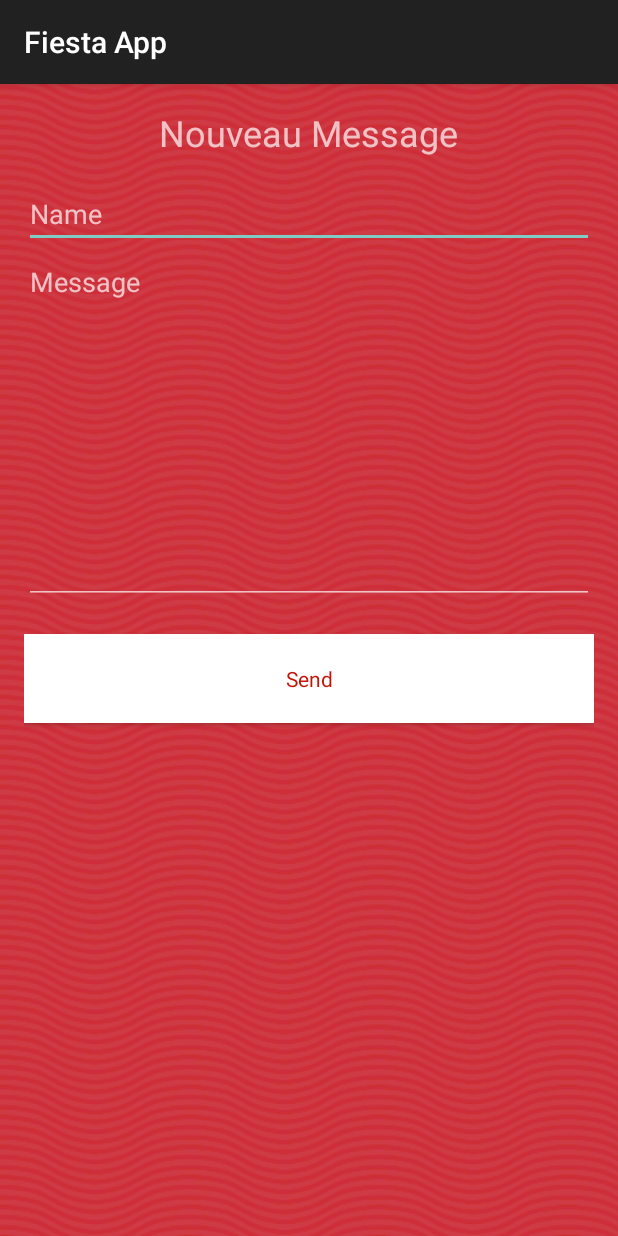
After one commit to benthieu/fiesta, an Android app: the CommunicationActivity screen opened directly, with no data from a screen before it, on a phone screen of 412 x 824 dp. The commit adds this screen. Run offline under Robolectric (Android 15) with nearby library versions, the phone set to English and light mode, and no system bars; libraries missing offline, so code that uses them is left out: fiesta.hevs.ch.

Commit message:
fiesta: - communication

```diff
--- /dev/null
+++ b/app/src/main/java/fiesta/hevs/ch/myapplication/CommunicationActivity.java
@@ -0,0 +1,87 @@
+package fiesta.hevs.ch.myapplication;
+
+import android.app.Activity;
+import android.app.ProgressDialog;
+import android.content.Intent;
+import android.os.Bundle;
+import android.support.v7.app.AppCompatActivity;
+import android.util.Log;
+import android.view.View;
+import android.widget.Button;
+import android.widget.EditText;
+
+import java.util.List;
+
+import fiesta.hevs.ch.backend.communicationApi.model.Communication;
+
+public class CommunicationActivity extends AppCompatActivity implements ConversationListEndPointsInterface {
+    private ProgressDialog mDialog;
+    private EditText communication_name;
+    private EditText communication_message;
+    private Button send_communication;
+    private String device_id_from;
+    private String device_id_to;
+    private Long festival_transport_id;
+    @Override
+    protected void onCreate(Bundle savedInstanceState) {
+        super.onCreate(savedInstanceState);
+        setContentView(R.layout.activity_communication);
+
+        Intent myIntent = getIntent(); // gets the previously created intent
+
+        communication_name = (EditText) findViewById(R.id.communication_name);
+        communication_message = (EditText) findViewById(R.id.communication_message);
+        send_communication = (Button) findViewById(R.id.send_communication);
+
+        device_id_from = myIntent.getStringExtra("device_id_from");
+        device_id_to = myIntent.getStringExtra("device_id_to");
+        Log.d("device_id_from", device_id_from);
+        Log.d("device_id_to", device_id_to);
+        festival_transport_id = myIntent.getLongExtra("transport_id", 0);
+
+        send_communication.setOnClickListener(new View.OnClickListener() {
+            @Override
+            public void onClick(View v) {
+
+
+                mDialog = new ProgressDialog(CommunicationActivity.this);
+                mDialog.setMessage("Sending...");
+                mDialog.setCancelable(false);
+                mDialog.show();
+
+                Communication new_com = new Communication();
+                new_com.setFestivalTransportId(festival_transport_id);
+                new_com.setDeviceIdFrom(device_id_from);
+                new_com.setDeviceIdTo(device_id_to);
+                new_com.setName(communication_name.getText().toString());
+                new_com.setMessage(communication_message.getText().toString());
+
+                ConversationListEndPointsAsyncTask cLAT = new ConversationListEndPointsAsyncTask(CommunicationActivity.this);
+                cLAT.setType(CommunicationActivity.INSERT);
+                cLAT.setTempCommunication(new_com);
+                cLAT.execute();
+            }
+        });
+
+
+
+
+    }
+
+    @Override
+    public void onDestroy() {
+        super.onDestroy();
+        mDialog.dismiss();
+    }
+
+    @Override
+    public void updateListView(List<Communication> communications) {
+
+    }
+
+    @Override
+    public void insertedCommunication() {
+        mDialog.hide();
+        finish();
+    }
+}
--- a/app/src/main/java/fiesta/hevs/ch/myapplication/ConversationListActivity.java
+++ b/app/src/main/java/fiesta/hevs/ch/myapplication/ConversationListActivity.java
@@ -95,4 +95,8 @@ public class ConversationListActivity extends AppCompatActivity implements Conve
 
         final Context context = this;
     }
+
+    @Override
+    public void insertedCommunication() {
+    }
 }
--- a/app/src/main/java/fiesta/hevs/ch/myapplication/ConversationListEndPointsInterface.java
+++ b/app/src/main/java/fiesta/hevs/ch/myapplication/ConversationListEndPointsInterface.java
@@ -8,5 +8,9 @@ import fiesta.hevs.ch.backend.communicationApi.model.Communication;
  * Created by Pascal on 02.09.2016.
  */
 public interface ConversationListEndPointsInterface {
+    public static int LIST = 0;
+    public static int INSERT = 1;
+    public static int UPDATE = 2;
     void updateListView(List<Communication> communications);
+    void insertedCommunication();
 }
--- a/app/src/main/java/fiesta/hevs/ch/myapplication/TransportActivity.java
+++ b/app/src/main/java/fiesta/hevs/ch/myapplication/TransportActivity.java
@@ -166,6 +166,7 @@ public class TransportActivity extends AppCompatActivity implements TransportEnd
                 myIntent.putExtra("transport_hourStart", Integer.toString(transports.get(position).getHourStart()));
                 myIntent.putExtra("transport_minuteStart", Integer.toString(transports.get(position).getMinuteStart()));
                 myIntent.putExtra("transport_numFreeSpace", Integer.toString(transports.get(position).getNumFreeSpace()));
+                myIntent.putExtra("transport_device_id", transports.get(position).getDeviceId());
                 myIntent.putExtra("transport_destination", transports.get(position).getDestination());
                 myIntent.putExtra("festival_name", festival_name);
                 myIntent.putExtra("festival_date", festival_date);
--- /dev/null
+++ b/app/src/main/res/layout/activity_communication.xml
@@ -0,0 +1,57 @@
+<?xml version="1.0" encoding="utf-8"?>
+<RelativeLayout xmlns:android="http://schemas.android.com/apk/res/android"
+    xmlns:tools="http://schemas.android.com/tools"
+    android:layout_width="match_parent"
+    android:layout_height="match_parent"
+    android:background="@layout/drawable_back"
+    android:paddingBottom="@dimen/activity_vertical_margin"
+    android:paddingLeft="@dimen/activity_horizontal_margin"
+    android:paddingRight="@dimen/activity_horizontal_margin"
+    android:paddingTop="@dimen/activity_vertical_margin"
+    tools:context=".ConversationListActivity">
+    <TextView
+        android:layout_width="wrap_content"
+        android:layout_height="wrap_content"
+        android:id="@+id/titleView"
+        android:text="Nouveau Message"
+        android:layout_alignParentTop="true"
+        android:paddingBottom="15dp"
+        android:textSize="24dp"
+        android:layout_centerHorizontal="true" />
+
+    <EditText
+        android:layout_width="match_parent"
+        android:layout_height="wrap_content"
+        android:id="@+id/communication_name"
+        android:hint="Name"
+        android:layout_below="@+id/titleView"
+        android:layout_alignParentLeft="true"
+        android:layout_alignParentStart="true" />
+    <EditText
+        android:inputType="textMultiLine"
+        android:lines="10"
+        android:minLines="10"
+        android:gravity="top|left"
+        android:maxLines="10"
+        android:hint="Message"
+        android:id="@+id/communication_message"
+        android:layout_below="@+id/communication_name"
+        android:layout_height="wrap_content"
+        android:layout_width="fill_parent"
+        android:scrollbars="vertical"
+        />
+    <Button
+        android:layout_width="match_parent"
+        android:layout_height="wrap_content"
+        android:id="@+id/send_communication"
+        android:layout_below="@id/communication_message"
+        style="@style/ListViewStyle.Light"
+        android:text="Send"
+        android:textColor="@color/mainBackground"
+        android:layout_marginRight="0dp"
+        android:layout_marginTop="20dp"
+        android:layout_marginBottom="0dp"
+        android:padding="20dp"
+        android:layout_alignParentLeft="true"
+        android:layout_alignParentStart="true" />
+</RelativeLayout>
```
Also changed, not shown: app/src/main/AndroidManifest.xml (+6 -3 lines), app/src/main/java/fiesta/hevs/ch/myapplication/ConversationListEndPointsAsyncTask.java (+68 -2 lines), app/src/main/java/fiesta/hevs/ch/myapplication/InfoTransportActivity.java (+104 -1 lines), app/src/main/res/layout/activity_info_transport.xml (+20 -2 lines), app/src/main/res/layout/list_elem_conversation.xml (+20 -5 lines).
